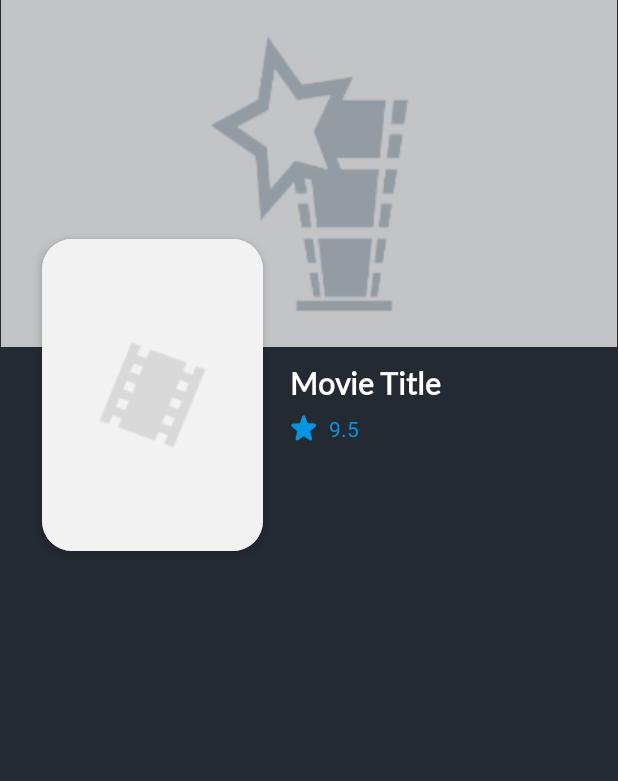
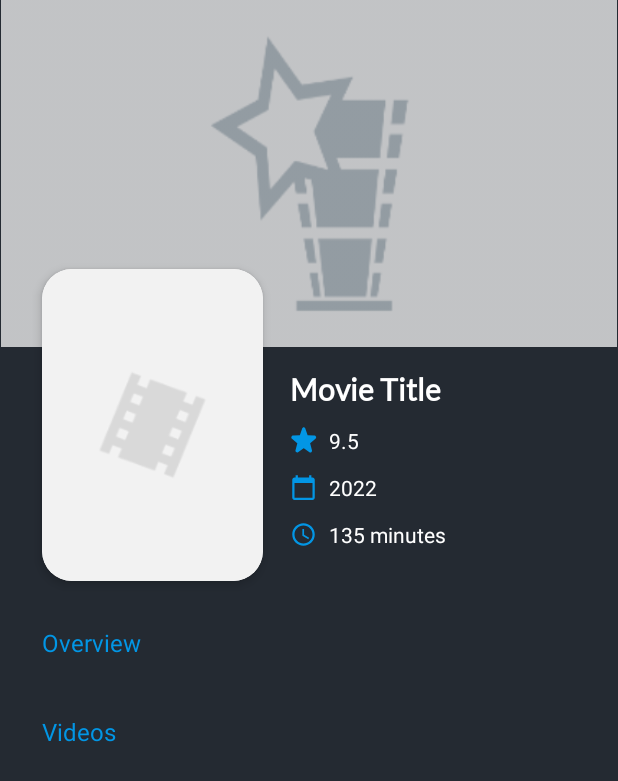
Before and after one commit to ViktoriiaRoi/MovieFinder, an Android app: the layout fragment_detail.xml on its own in the app's theme, with its tools: preview values and no code run, on a phone screen of 412 x 824 dp. Shown: the top 781 px of the screen. Run offline under Robolectric (Android 15) with nearby library versions, the phone set to English and light mode, and no system bars.

Commit message:
Add detail info

```diff
--- a/app/src/main/java/com/example/movies/view/main/ListFragment.kt
+++ b/app/src/main/java/com/example/movies/view/main/ListFragment.kt
@@ -29,6 +29,7 @@ class ListFragment(val sorting: Sorting) : Fragment(), Contract.ListView {
     private val adapter = MovieAdapter()
 
     private var pageNumber = 1
+    private var noInternet = false
     private var isLoading = ObservableBoolean(false)
 
     override fun onCreateView(
@@ -82,9 +83,12 @@ class ListFragment(val sorting: Sorting) : Fragment(), Contract.ListView {
     }
 
     override fun onFailure(t: Throwable) {
-        Toast.makeText(requireContext(), t.message, Toast.LENGTH_SHORT).show()
+        if (!noInternet) {
+            Toast.makeText(requireContext(), "Check your internet connection", Toast.LENGTH_SHORT).show()
+        }
         isLoading.set(false)
         isLoading.notifyChange()
+
     }
 
     override fun onDestroy() {
--- /dev/null
+++ b/app/src/main/res/drawable/ic_time.xml
@@ -0,0 +1,6 @@
+<vector android:height="18dp" android:tint="@color/accent_color"
+    android:viewportHeight="24" android:viewportWidth="24"
+    android:width="18dp" xmlns:android="http://schemas.android.com/apk/res/android">
+    <path android:fillColor="@android:color/white" android:pathData="M11.99,2C6.47,2 2,6.48 2,12s4.47,10 9.99,10C17.52,22 22,17.52 22,12S17.52,2 11.99,2zM12,20c-4.42,0 -8,-3.58 -8,-8s3.58,-8 8,-8 8,3.58 8,8 -3.58,8 -8,8z"/>
+    <path android:fillColor="@android:color/white" android:pathData="M12.5,7H11v6l5.25,3.15 0.75,-1.23 -4.5,-2.67z"/>
+</vector>
--- /dev/null
+++ b/app/src/main/res/drawable/ic_year.xml
@@ -0,0 +1,5 @@
+<vector android:height="18dp" android:tint="@color/accent_color"
+    android:viewportHeight="24" android:viewportWidth="24"
+    android:width="18dp" xmlns:android="http://schemas.android.com/apk/res/android">
+    <path android:fillColor="@android:color/white" android:pathData="M20,3h-1L19,1h-2v2L7,3L7,1L5,1v2L4,3c-1.1,0 -2,0.9 -2,2v16c0,1.1 0.9,2 2,2h16c1.1,0 2,-0.9 2,-2L22,5c0,-1.1 -0.9,-2 -2,-2zM20,21L4,21L4,8h16v13z"/>
+</vector>
--- a/app/src/main/res/layout/fragment_detail.xml
+++ b/app/src/main/res/layout/fragment_detail.xml
@@ -11,6 +11,14 @@
             name="movie"
             type="com.example.movies.model.data.Movie" />
 
+        <variable
+            name="details"
+            type="com.example.movies.model.data.MovieDetails" />
+
+        <variable
+            name="hasVideos"
+            type="Boolean" />
+
     </data>
 
     <androidx.core.widget.NestedScrollView
@@ -20,7 +28,7 @@
 
         <androidx.constraintlayout.widget.ConstraintLayout
             android:layout_width="match_parent"
-            android:layout_height="wrap_content">
+            android:layout_height="match_parent">
 
             <ImageView
                 android:id="@+id/backdrop_img"
@@ -44,7 +52,7 @@
                 app:cardCornerRadius="20dp"
                 app:cardElevation="4dp"
                 app:cardUseCompatPadding="true"
-                app:layout_constraintBottom_toBottomOf="@+id/rating_tv"
+                app:layout_constraintBottom_toBottomOf="@+id/year_tv"
                 app:layout_constraintEnd_toEndOf="@id/guideline_center"
                 app:layout_constraintStart_toStartOf="parent"
                 app:layout_constraintTop_toBottomOf="@id/backdrop_img">
@@ -65,7 +73,7 @@
                 android:layout_width="0dp"
                 android:layout_height="wrap_content"
                 android:layout_marginStart="8dp"
-                android:layout_marginTop="12dp"
+                android:layout_marginTop="16dp"
                 android:layout_marginEnd="12dp"
                 android:fontFamily="@font/lato"
                 android:text="@{movie.title}"
@@ -87,19 +95,85 @@
 
             <TextView
                 android:id="@+id/rating_tv"
-                style="@style/DefaultText"
+                style="@style/TextWithIcon"
                 android:layout_width="wrap_content"
                 android:layout_height="wrap_content"
-                android:layout_marginTop="8dp"
                 android:drawableLeft="@drawable/ic_star"
-                android:drawablePadding="8dp"
-                android:gravity="center"
                 android:text="@{movie.voteAverage.toString()}"
-                android:textColor="@color/accent_color"
                 app:layout_constraintStart_toStartOf="@+id/movie_title"
                 app:layout_constraintTop_toBottomOf="@id/movie_title"
                 tools:text="9.5" />
 
+            <TextView
+                android:id="@+id/year_tv"
+                style="@style/TextWithIcon"
+                android:layout_width="wrap_content"
+                android:layout_height="wrap_content"
+                android:drawableLeft="@drawable/ic_year"
+                android:text="@{movie.releaseDate.substring(0,4)}"
+                app:layout_constraintStart_toStartOf="@+id/movie_title"
+                app:layout_constraintTop_toBottomOf="@id/rating_tv"
+                tools:text="2022" />
+
+            <TextView
+                android:id="@+id/time_tv"
+                style="@style/TextWithIcon"
+                android:layout_width="wrap_content"
+                android:layout_height="wrap_content"
+                android:drawableLeft="@drawable/ic_time"
+                android:showView="@{details != null}"
+                android:text='@{details.runtime.toString() + " minutes"}'
+                app:layout_constraintStart_toStartOf="@+id/movie_title"
+                app:layout_constraintTop_toBottomOf="@id/year_tv"
+                tools:text="135 minutes" />
+
+
+            <LinearLayout
+                android:layout_width="0dp"
+                android:layout_height="wrap_content"
+                android:layout_marginHorizontal="28dp"
+                android:orientation="vertical"
+                app:layout_constraintEnd_toEndOf="parent"
+                app:layout_constraintStart_toStartOf="parent"
+                app:layout_constraintTop_toBottomOf="@id/poster_img">
+
+
+                <androidx.recyclerview.widget.RecyclerView
+                    android:id="@+id/genre_recycler"
+                    android:layout_width="match_parent"
+                    android:layout_height="wrap_content"
+                    android:layout_marginTop="6dp"
+                    android:showView="@{details.genres.size() != 0}" />
+
+                <TextView
+                    style="@style/SectionText"
+                    android:layout_width="wrap_content"
+                    android:layout_height="wrap_content"
+                    android:showView="@{movie.overview != null}"
+                    android:text="Overview" />
+
+                <TextView
+                    style="@style/DefaultText"
+                    android:layout_width="wrap_content"
+                    android:layout_height="wrap_content"
+                    android:layout_marginTop="6dp"
+                    android:showView="@{movie.overview != null}"
+                    android:text="@{movie.overview}" />
+
+                <TextView
+                    style="@style/SectionText"
+                    android:layout_width="wrap_content"
+                    android:layout_height="wrap_content"
+                    android:showView="@{hasVideos}"
+                    android:text="Videos" />
+
+                <androidx.recyclerview.widget.RecyclerView
+                    android:id="@+id/video_recycler"
+                    android:layout_width="match_parent"
+                    android:layout_height="wrap_content"
+                    android:layout_marginTop="8dp" />
+
+            </LinearLayout>
         </androidx.constraintlayout.widget.ConstraintLayout>
     </androidx.core.widget.NestedScrollView>
 </layout>
--- a/app/src/main/res/values/colors.xml
+++ b/app/src/main/res/values/colors.xml
@@ -6,5 +6,5 @@
     <color name="accent_color">#0296E5</color>
     <color name="background">#242A32</color>
     <color name="gray">#252525</color>
-    <color name="light_gray">#404040</color>
+    <color name="light_gray">#3A3F47</color>
 </resources>
--- a/app/src/main/res/values/styles.xml
+++ b/app/src/main/res/values/styles.xml
@@ -1,12 +1,21 @@
 <?xml version="1.0" encoding="utf-8"?>
 <resources>
 
-    <style name="BaseText" parent="Theme.Movies">
+    <style name="DefaultText" parent="Theme.Movies">
+        <item name="android:textSize">14sp</item>
         <item name="android:textColor">@color/white</item>
     </style>
 
-    <style name="DefaultText" parent="BaseText">
-        <item name="android:textSize">14sp</item>
+    <style name="TextWithIcon" parent="DefaultText">
+       <item name="android:drawablePadding">8dp</item>
+        <item name="android:gravity">center</item>
+        <item name="android:layout_marginTop">12dp</item>
+    </style>
+
+    <style name="SectionText" parent="Theme.Movies">
+        <item name="android:textColor">@color/accent_color</item>
+        <item name="android:textSize">16sp</item>
+        <item name="android:layout_marginTop">12dp</item>
     </style>
 
 </resources>
```
Also changed, not shown: app/src/main/java/com/example/movies/Contract.kt (+6 -6 lines), app/src/main/java/com/example/movies/model/Model.kt (+8 -2 lines), app/src/main/java/com/example/movies/model/data/Country.kt (added, +8 -0 lines), app/src/main/java/com/example/movies/model/data/Genre.kt (added, +8 -0 lines), app/src/main/java/com/example/movies/model/data/Movie.kt (+0 -7 lines), app/src/main/java/com/example/movies/model/data/MovieDetails.kt (added, +11 -0 lines), app/src/main/java/com/example/movies/model/network/MovieApi.kt (+7 -1 lines), app/src/main/java/com/example/movies/presenter/DetailPresenter.kt (+14 -3 lines), app/src/main/java/com/example/movies/view/adapters/GenreAdapter.kt (added, +33 -0 lines), app/src/main/java/com/example/movies/view/adapters/VideoAdapter.kt (+5 -9 lines), app/src/main/java/com/example/movies/view/detail/DetailFragment.kt (+24 -15 lines), app/src/main/res/layout/genre_item.xml (added, +31 -0 lines), app/src/main/res/layout/video_item.xml (+9 -8 lines).
